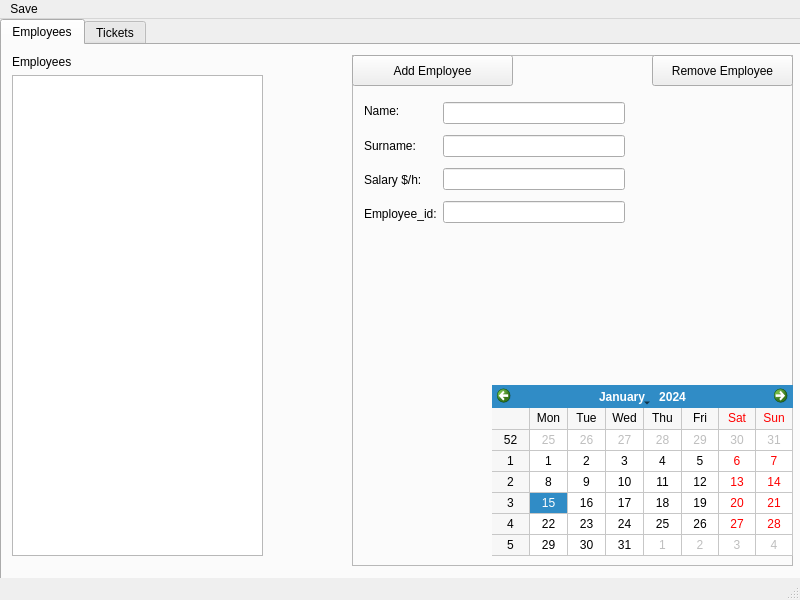
Old version of the form form.ui in the repository MokiD0ki/CarWorkshop.
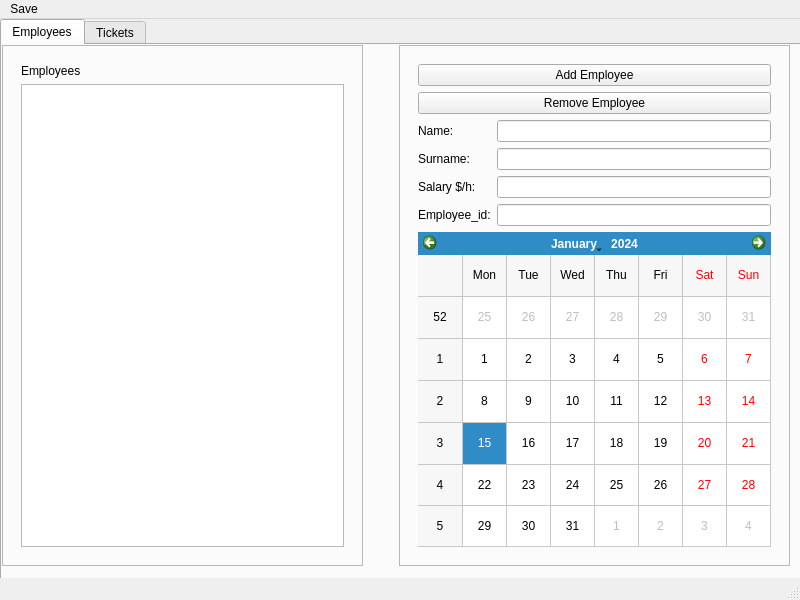
New version of the form.

Commit message: Big Commit: Remove, Add Employee works, Layouts changed

Diff of the .ui file:
```diff
--- a/form.ui
+++ b/form.ui
@@ -30,35 +30,13 @@
      <attribute name="title">
       <string>Employees</string>
      </attribute>
-     <widget class="QWidget" name="">
+     <widget class="QFrame" name="employee_data_frame">
       <property name="geometry">
        <rect>
-        <x>10</x>
-        <y>10</y>
-        <width>251</width>
-        <height>501</height>
-       </rect>
-      </property>
-      <layout class="QVBoxLayout" name="verticalLayout">
-       <item>
-        <widget class="QLabel" name="employee_list_label">
-         <property name="text">
-          <string>Employees</string>
-         </property>
-        </widget>
-       </item>
-       <item>
-        <widget class="QListWidget" name="employees_list"/>
-       </item>
-      </layout>
-     </widget>
-     <widget class="QFrame" name="frame">
-      <property name="geometry">
-       <rect>
-        <x>350</x>
-        <y>10</y>
-        <width>441</width>
-        <height>511</height>
+        <x>397</x>
+        <y>0</y>
+        <width>391</width>
+        <height>521</height>
        </rect>
       </property>
       <property name="frameShape">
@@ -67,63 +45,25 @@
       <property name="frameShadow">
        <enum>QFrame::Raised</enum>
       </property>
+      <layout class="QVBoxLayout" name="verticalLayout_7">
+       <item>
       <widget class="QWidget" name="employee_data_widget" native="true">
-       <property name="geometry">
-        <rect>
-         <x>0</x>
-         <y>0</y>
-         <width>441</width>
-         <height>501</height>
-        </rect>
-       </property>
-       <widget class="QCalendarWidget" name="employee_calendar">
-        <property name="geometry">
-         <rect>
-          <x>140</x>
-          <y>330</y>
-          <width>301</width>
-          <height>171</height>
-         </rect>
-        </property>
-        <property name="gridVisible">
-         <bool>true</bool>
-        </property>
-       </widget>
-       <widget class="QPushButton" name="remove_employee_button">
-        <property name="geometry">
-         <rect>
-          <x>300</x>
-          <y>0</y>
-          <width>141</width>
-          <height>31</height>
-         </rect>
-        </property>
-        <property name="text">
-         <string>Remove Employee</string>
-        </property>
-       </widget>
+         <layout class="QVBoxLayout" name="verticalLayout_4">
+          <item>
        <widget class="QPushButton" name="add_employee_button">
-        <property name="geometry">
-         <rect>
-          <x>0</x>
-          <y>0</y>
-          <width>161</width>
-          <height>31</height>
-         </rect>
-        </property>
         <property name="text">
          <string>Add Employee</string>
         </property>
        </widget>
-       <widget class="QWidget" name="">
-        <property name="geometry">
-         <rect>
-          <x>12</x>
-          <y>42</y>
-          <width>261</width>
-          <height>131</height>
-         </rect>
-        </property>
+          </item>
+          <item>
+           <widget class="QPushButton" name="remove_employee_button">
+            <property name="text">
+             <string>Remove Employee</string>
+            </property>
+           </widget>
+          </item>
+          <item>
         <layout class="QHBoxLayout" name="horizontalLayout">
          <item>
           <layout class="QVBoxLayout" name="verticalLayout_3">
@@ -174,8 +114,56 @@
           </layout>
          </item>
         </layout>
-       </widget>
-      </widget>
+          </item>
+          <item>
+           <widget class="QCalendarWidget" name="employee_calendar">
+            <property name="gridVisible">
+             <bool>true</bool>
+            </property>
+           </widget>
+          </item>
+         </layout>
+        </widget>
+       </item>
+      </layout>
+     </widget>
+     <widget class="QFrame" name="emploees_list_frame">
+      <property name="geometry">
+       <rect>
+        <x>0</x>
+        <y>0</y>
+        <width>361</width>
+        <height>521</height>
+       </rect>
+      </property>
+      <property name="frameShape">
+       <enum>QFrame::StyledPanel</enum>
+      </property>
+      <property name="frameShadow">
+       <enum>QFrame::Raised</enum>
+      </property>
+      <layout class="QVBoxLayout" name="verticalLayout">
+       <item>
+        <widget class="QWidget" name="employee_list_widget" native="true">
+         <layout class="QVBoxLayout" name="verticalLayout_6">
+          <item>
+           <layout class="QVBoxLayout" name="verticalLayout_5">
+            <item>
+             <widget class="QLabel" name="employee_list_label">
+              <property name="text">
+               <string>Employees</string>
+              </property>
+             </widget>
+            </item>
+            <item>
+             <widget class="QListWidget" name="employees_list"/>
+            </item>
+           </layout>
+          </item>
+         </layout>
+        </widget>
+       </item>
+      </layout>
      </widget>
     </widget>
     <widget class="QWidget" name="tickets_tab">
```
Lines whose indentation alone changed are shown as unchanged. The commit also changes 4 other files.
